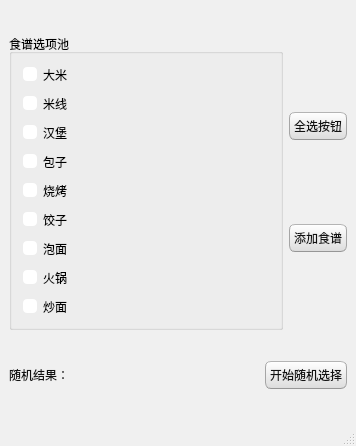
Above: random_recipe.ui from zhenda-hub/random_recipe before the change. Below: the same form after it.
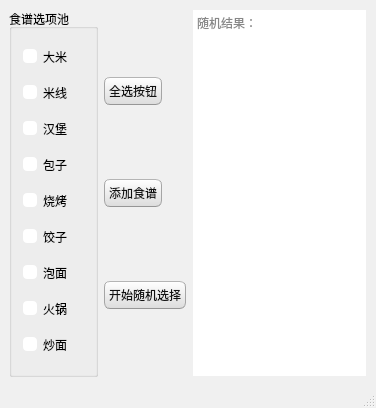
That is the form after the change.

Diff of the .ui file:
```diff
--- a/random_recipe.ui
+++ b/random_recipe.ui
@@ -6,8 +6,8 @@
    <rect>
     <x>0</x>
     <y>0</y>
-    <width>356</width>
-    <height>446</height>
+    <width>376</width>
+    <height>408</height>
    </rect>
   </property>
   <property name="windowTitle">
@@ -505,9 +505,7 @@
 }</string>
   </property>
   <widget class="QWidget" name="centralwidget">
-   <layout class="QVBoxLayout" name="verticalLayout_2" stretch="6,1">
-    <item>
-     <layout class="QHBoxLayout" name="horizontalLayout_2" stretch="3,1">
+   <layout class="QHBoxLayout" name="horizontalLayout">
       <item>
        <widget class="QGroupBox" name="groupBox">
         <property name="title">
@@ -608,35 +606,6 @@
           </property>
          </widget>
         </item>
-       </layout>
-      </item>
-     </layout>
-    </item>
-    <item>
-     <layout class="QHBoxLayout" name="horizontalLayout">
-      <item>
-       <widget class="QLabel" name="label_2">
-        <property name="sizePolicy">
-         <sizepolicy hsizetype="Fixed" vsizetype="Preferred">
-          <horstretch>0</horstretch>
-          <verstretch>0</verstretch>
-         </sizepolicy>
-        </property>
-        <property name="text">
-         <string>随机结果：</string>
-        </property>
-       </widget>
-      </item>
-      <item>
-       <widget class="QLabel" name="label_result">
-        <property name="styleSheet">
-         <string notr="true"/>
-        </property>
-        <property name="text">
-         <string/>
-        </property>
-       </widget>
-      </item>
       <item>
        <widget class="QPushButton" name="pushButton_run">
         <property name="sizePolicy">
@@ -652,6 +621,13 @@
       </item>
      </layout>
     </item>
+    <item>
+     <widget class="QTextBrowser" name="textBrowser">
+      <property name="placeholderText">
+       <string>随机结果：</string>
+      </property>
+     </widget>
+    </item>
    </layout>
   </widget>
   <widget class="QStatusBar" name="statusbar"/>
```
Lines whose indentation alone changed are shown as unchanged.
